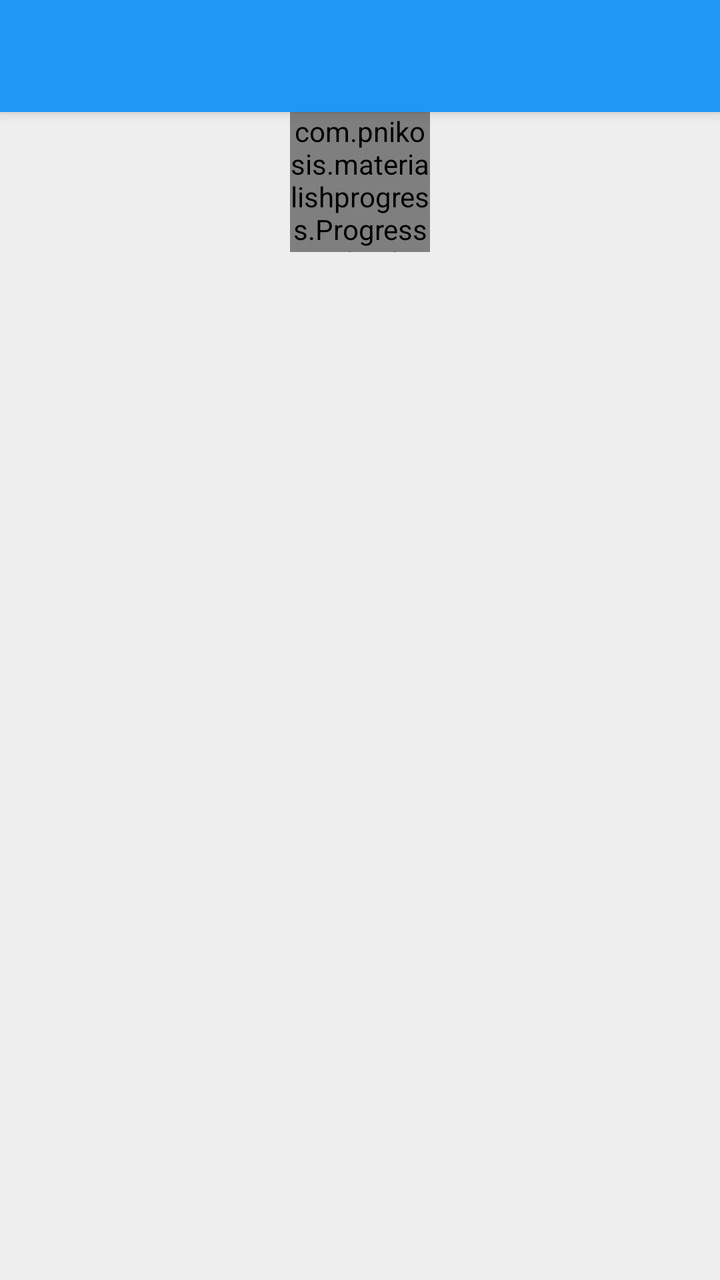
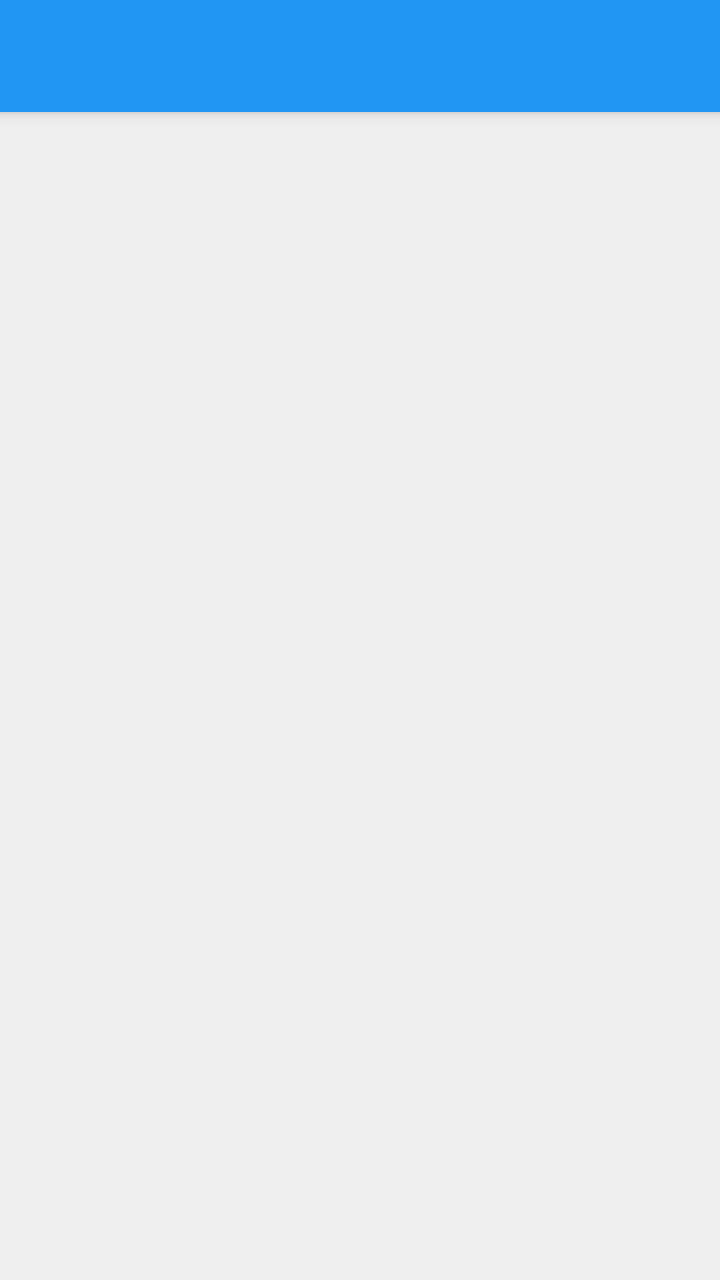

An Android layout rendered at two revisions. The XML below is the earlier revision; the diff shows what the commit changed to produce the second picture.
<!-- AndroidManifest.xml: application theme Theme.SMSecure -->
<!-- res/layout/share_activity.xml -->
<?xml version="1.0" encoding="utf-8"?>
<LinearLayout xmlns:android="http://schemas.android.com/apk/res/android"
    xmlns:app="http://schemas.android.com/apk/res-auto"
    xmlns:wheel="http://schemas.android.com/tools"
    android:layout_width="match_parent"
    android:layout_height="match_parent"
    android:orientation="vertical">

    <androidx.appcompat.widget.Toolbar
        android:id="@+id/toolbar"
        android:layout_width="match_parent"
        android:layout_height="?attr/actionBarSize"
        android:theme="@style/ThemeOverlay.SMSecure.Toolbar"
        app:popupTheme="@style/ThemeOverlay.SMSecure.Popup" />

    <FrameLayout
        android:id="@+id/drawer_layout"
        android:layout_width="match_parent"
        android:layout_height="match_parent"
        android:visibility="gone" />

    <com.pnikosis.materialishprogress.ProgressWheel
        android:id="@+id/progress_wheel"
        android:layout_width="70dp"
        android:layout_height="70dp"
        android:layout_gravity="center"
        wheel:matProg_progressIndeterminate="true" />

</LinearLayout>
<!-- resources referenced by this layout -->
<resources>
  <style name="ThemeOverlay.SMSecure.Popup" parent="ThemeOverlay.AppCompat.DayNight">
          <item name="android:background">@drawable/bg_touch_highlight_item</item>
          <item name="android:textColorPrimary">?attr/appColorTextPrimary</item>
          <item name="android:textColorSecondary">?attr/appColorTextSecondary</item>
      </style>
  <style name="ThemeOverlay.SMSecure.Toolbar" parent="ThemeOverlay.SMSecure.Conversation.Toolbar">
          <item name="android:background">?attr/appColorToolbarBackground</item>
      </style>
  <!-- drawable bg_touch_highlight_item (drawable) -->
  <?xml version="1.0" encoding="utf-8"?>
  <ripple xmlns:android="http://schemas.android.com/apk/res/android"
      android:color="?attr/appColorItemSelected">
  
      <item>
          <shape android:shape="rectangle">
              <solid android:color="?attr/appColorBackground" />
          </shape>
      </item>
  </ripple>
  <color name="white">#ffffffff</color>
  <color name="black">#ff000000</color>
  <style name="SMSecure.TextAppearance.Toolbar.Title" parent="TextAppearance.AppCompat.Widget.ActionBar.Title">
          <item name="android:textColor">?attr/appColorToolbarTextTitle</item>
          <item name="android:textColorHint">@color/white_transparent25</item>
      </style>
  <style name="SMSecure.TextAppearance.Toolbar.Subtitle" parent="TextAppearance.AppCompat.Widget.ActionBar.Subtitle">
          <item name="android:textColor">?attr/appColorToolbarTextSubtitle</item>
      </style>
  <color name="grey_600">#757575</color>
  <color name="white_transparent25">#BFffffff</color>
  <color name="blue_400">#42A5F5</color>
  <color name="gray12">#ffe0e0e0</color>
  <color name="gray5">#ffeeeeee</color>
  <color name="gray20">#ffcccccc</color>
  <color name="gray50">#ff808080</color>
  <color name="gray70">#ff4d4d4d</color>
  <color name="gray73">#ff444444</color>
  <color name="gray80">#ff333333</color>
  <color name="cyan_500">#00BCD4</color>
  <color name="primary_color">@color/blue_500</color>
  <color name="gray15">#ffd8d8d8</color>
  <color name="black_transparent60">#66000000</color>
  <color name="black_transparent37">#A0000000</color>
  <color name="grey_800">#424242</color>
  <color name="grey_900">#212121</color>
  <color name="gray80_transparent60">#66333333</color>
  <color name="black_transparent87">#22000000</color>
  <color name="gray95">#ff111111</color>
  <color name="black_transparent40">#99000000</color>
  <style name="SMSecure.OverflowButton" parent="Widget.AppCompat.ActionButton.Overflow">
          <item name="android:tint">?attr/appColorToolbarControl</item>
      </style>
  <style name="Widget.SMSecure.PopupWindow" parent="Widget.AppCompat.PopupWindow">
          <item name="android:popupBackground">?attr/appColorPopupBackground</item>
      </style>
  <color name="blue_500">#2196F3</color>
  <style name="ThemeOverlay.SMSecure.ActionMode" parent="ThemeOverlay.AppCompat.DayNight.ActionBar">
          <item name="android:background">@color/transparent</item>
          <item name="colorControlNormal">?attr/appColorToolbarControl</item>
          <item name="iconTint">?attr/appColorToolbarControl</item>
      </style>
  <style name="SMSecure.TextAppearance.ActionMode.Title" parent="TextAppearance.AppCompat.Title">
          <item name="android:textColor">?attr/appColorToolbarTextTitle</item>
      </style>
  <style name="SMSecure.TextAppearance.ActionMode.Subtitle" parent="TextAppearance.AppCompat.Small">
          <item name="android:textColor">?attr/appColorToolbarTextSubtitle</item>
      </style>
  <style name="SMSecure.TextAppearance.Title" parent="TextAppearance.AppCompat.Medium">
          <item name="android:textColor">?attr/appColorTextTitle</item>
      </style>
  <style name="TextAppearance.SMSecure.DialogTitle" parent="TextAppearance.AppCompat.Title">
          <item name="android:shadowColor">@android:color/transparent</item>
      </style>
  <color name="transparent">#00000000</color>
</resources>

<!-- the commit's change to res/layout/share_activity.xml (unified diff, before → after) -->
@@ -1,7 +1,6 @@
 <?xml version="1.0" encoding="utf-8"?>
 <LinearLayout xmlns:android="http://schemas.android.com/apk/res/android"
     xmlns:app="http://schemas.android.com/apk/res-auto"
-    xmlns:wheel="http://schemas.android.com/tools"
     android:layout_width="match_parent"
     android:layout_height="match_parent"
     android:orientation="vertical">
@@ -16,14 +15,6 @@
     <FrameLayout
         android:id="@+id/drawer_layout"
         android:layout_width="match_parent"
-        android:layout_height="match_parent"
-        android:visibility="gone" />
-
-    <com.pnikosis.materialishprogress.ProgressWheel
-        android:id="@+id/progress_wheel"
-        android:layout_width="70dp"
-        android:layout_height="70dp"
-        android:layout_gravity="center"
-        wheel:matProg_progressIndeterminate="true" />
+        android:layout_height="match_parent" />
 
 </LinearLayout>
